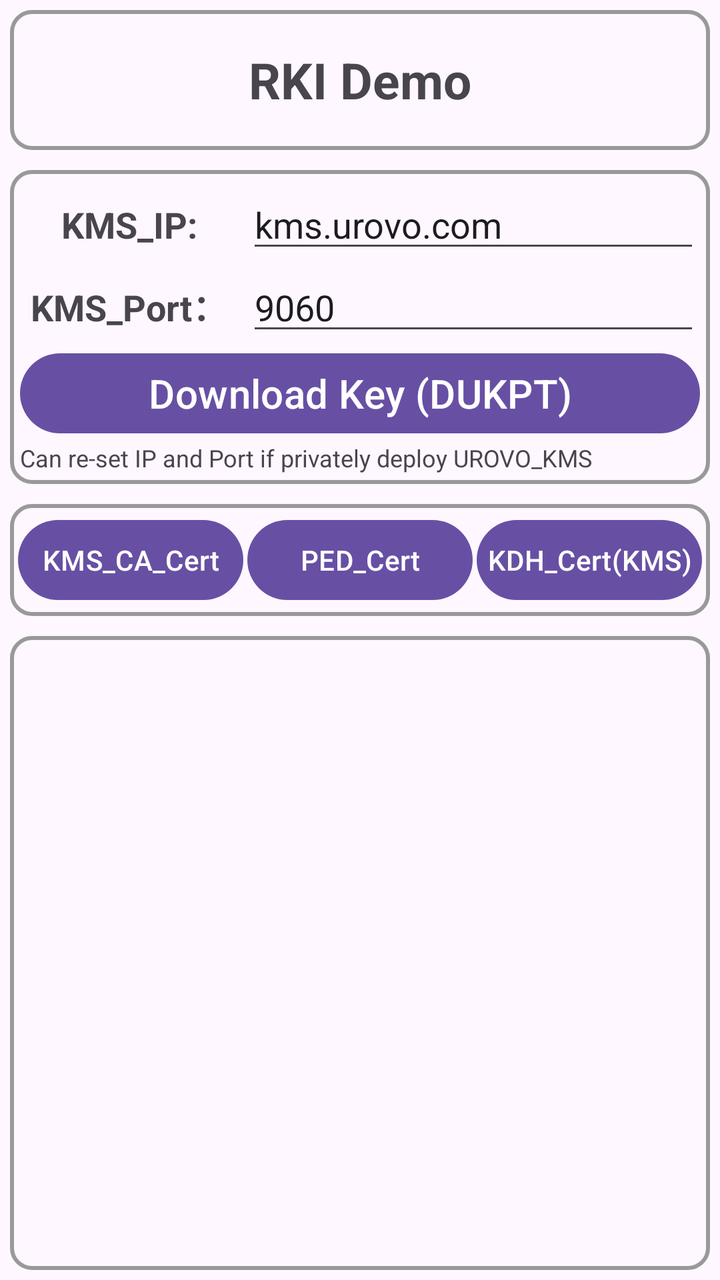
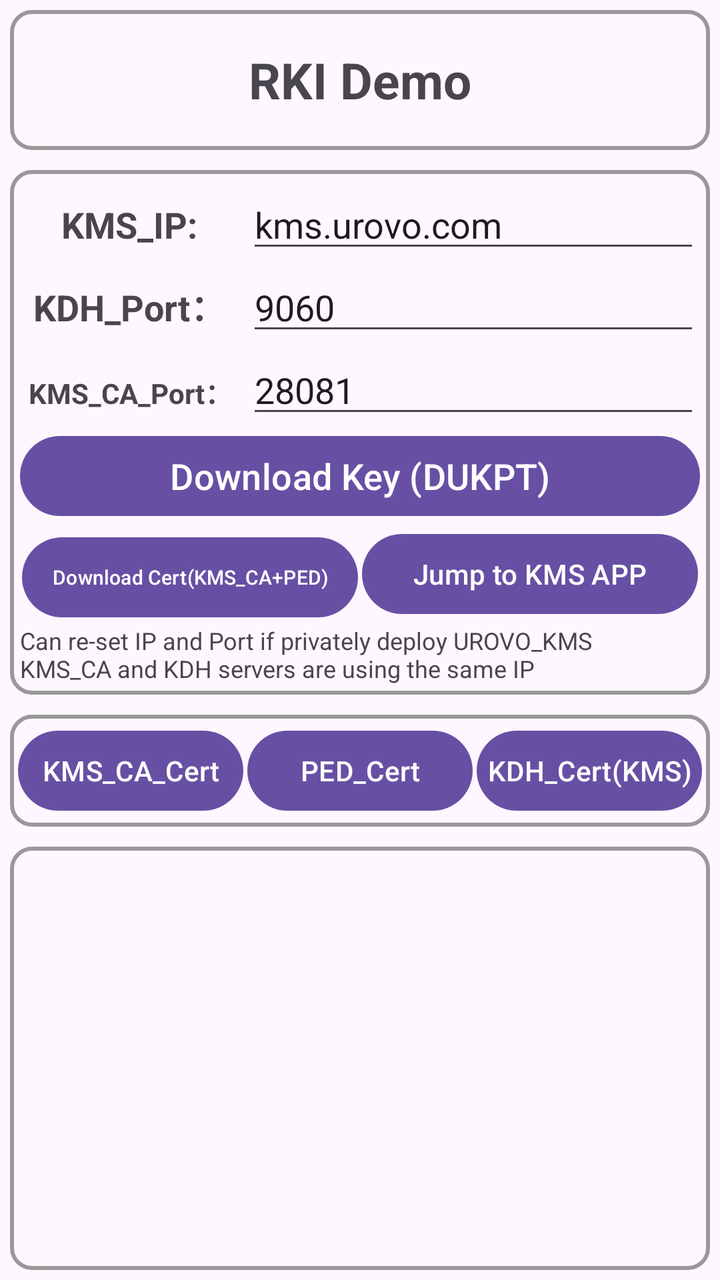

Screens rendered from an Android XML layout before and after an edit, with the pre-edit source and the edit as a unified diff.
<!-- AndroidManifest.xml: application theme Theme.POSGeneralSDKDemo -->
<!-- res/layout/activity_rki.xml -->
<?xml version="1.0" encoding="utf-8"?>
<LinearLayout xmlns:android="http://schemas.android.com/apk/res/android"
    xmlns:app="http://schemas.android.com/apk/res-auto"
    xmlns:tools="http://schemas.android.com/tools"
    android:id="@+id/main"
    android:layout_width="match_parent"
    android:layout_height="match_parent"
    android:orientation="vertical">

    <TextView
        android:id="@+id/tvIntro"
        android:layout_width="match_parent"
        android:layout_height="70dp"
        android:textSize="25dp"
        android:text="RKI Demo"
        android:gravity="center"
        android:textStyle="bold"
        android:layout_margin="5dp"
        android:background="@drawable/border"/>

    <LinearLayout
        android:layout_width="match_parent"
        android:layout_height="wrap_content"
        android:background="@drawable/border"
        android:layout_margin="5dp"
        android:padding="5dp"
        android:orientation="vertical">

        <LinearLayout
            android:layout_width="match_parent"
            android:layout_height="wrap_content"
            android:orientation="horizontal">

            <TextView
                android:layout_width="0dp"
                android:layout_height="wrap_content"
                android:layout_weight="1"
                android:text="KMS_IP: "
                android:textSize="18sp"
                android:textStyle="bold"
                android:gravity="center"
                />

            <EditText
                android:id="@+id/etKmsIp"
                android:layout_width="0dp"
                android:layout_height="wrap_content"
                android:layout_weight="2"
                android:text="kms.urovo.com" />


        </LinearLayout>

        <LinearLayout
            android:layout_width="match_parent"
            android:layout_height="wrap_content"
            android:orientation="horizontal">

            <TextView
                android:layout_width="0dp"
                android:layout_height="wrap_content"
                android:layout_weight="1"
                android:text="KMS_Port： "
                android:textSize="18sp"
                android:textStyle="bold"
                android:gravity="center" />

            <EditText
                android:id="@+id/etKmsPort"
                android:layout_width="0dp"
                android:layout_height="wrap_content"
                android:layout_weight="2"
                android:text="9060" />

        </LinearLayout>

        <Button
            android:id="@+id/btnRkiDownloadKey"
            android:layout_width="match_parent"
            android:layout_height="wrap_content"
            android:text="Download Key (DUKPT)"
            android:textSize="20sp"
            android:padding="0dp"/>

        <TextView
            android:layout_width="match_parent"
            android:layout_height="wrap_content"
            android:textSize="12sp"
            android:text="Can re-set IP and Port if privately deploy UROVO_KMS"/>

    </LinearLayout>

    <LinearLayout
        android:layout_width="match_parent"
        android:layout_height="wrap_content"
        android:orientation="horizontal"
        android:layout_margin="5dp"
        android:background="@drawable/border">

        <Button
            android:id="@+id/btnCheckCaCert"
            android:layout_width="0dp"
            android:layout_height="wrap_content"
            android:layout_weight="1"
            android:text="KMS_CA_Cert"
            android:layout_margin="1dp"
            android:padding="0dp"/>

        <Button
            android:id="@+id/btnCheckPedCert"
            android:layout_width="0dp"
            android:layout_height="wrap_content"
            android:layout_weight="1"
            android:text="PED_Cert"
            android:layout_margin="1dp"
            android:padding="0dp"/>

        <Button
            android:id="@+id/btnCheckKdhCert"
            android:layout_width="0dp"
            android:layout_height="wrap_content"
            android:layout_weight="1"
            android:text="KDH_Cert(KMS)"
            android:layout_margin="1dp"
            android:padding="0dp"/>

    </LinearLayout>

    <ScrollView
        android:layout_width="match_parent"
        android:layout_height="0dp"
        android:layout_weight="1"
        android:layout_margin="5dp"
        android:background="@drawable/border"
        android:padding="5dp">

        <TextView
            android:id="@+id/tvResult"
            android:layout_width="match_parent"
            android:layout_height="wrap_content"
            android:textSize="18sp" />

    </ScrollView>

</LinearLayout>
<!-- resources referenced by this layout -->
<resources>
  <!-- drawable border (drawable) -->
  <?xml version="1.0" encoding="utf-8"?>
  <shape xmlns:android="http://schemas.android.com/apk/res/android">
  
      <stroke android:width="2dp" android:color="#999999"/>
      <padding android:bottom="3dp" android:left="3dp" android:right="3dp" android:top="3dp"/>
      <corners android:radius="10dp"/>
  
  </shape>
  <style name="Theme.POSGeneralSDKDemo" parent="Base.Theme.POSGeneralSDKDemo" />
  <style name="Base.Theme.POSGeneralSDKDemo" parent="Theme.Material3.DayNight.NoActionBar">
          
          
      </style>
</resources>

<!-- the commit's change to res/layout/activity_rki.xml (unified diff, before → after) -->
@@ -60,17 +60,39 @@
                 android:layout_width="0dp"
                 android:layout_height="wrap_content"
                 android:layout_weight="1"
-                android:text="KMS_Port： "
+                android:text="KDH_Port： "
                 android:textSize="18sp"
                 android:textStyle="bold"
                 android:gravity="center" />
 
             <EditText
-                android:id="@+id/etKmsPort"
+                android:id="@+id/etKdhPort"
                 android:layout_width="0dp"
                 android:layout_height="wrap_content"
                 android:layout_weight="2"
                 android:text="9060" />
+
+        </LinearLayout>
+
+        <LinearLayout
+            android:layout_width="match_parent"
+            android:layout_height="wrap_content"
+            android:orientation="horizontal">
+
+            <TextView
+                android:layout_width="0dp"
+                android:layout_height="wrap_content"
+                android:layout_weight="1"
+                android:text="KMS_CA_Port： "
+                android:textStyle="bold"
+                android:gravity="center" />
+
+            <EditText
+                android:id="@+id/etKmsCaPort"
+                android:layout_width="0dp"
+                android:layout_height="wrap_content"
+                android:layout_weight="2"
+                android:text="28081" />
 
         </LinearLayout>
 
@@ -79,14 +101,41 @@
             android:layout_width="match_parent"
             android:layout_height="wrap_content"
             android:text="Download Key (DUKPT)"
-            android:textSize="20sp"
+            android:textSize="18sp"
             android:padding="0dp"/>
+
+        <LinearLayout
+            android:layout_width="match_parent"
+            android:layout_height="wrap_content"
+            android:orientation="horizontal"
+            >
+
+            <Button
+                android:id="@+id/btnRkiDownloadCert"
+                android:layout_width="0dp"
+                android:layout_height="wrap_content"
+                android:layout_weight="1"
+                android:text="Download Cert(KMS_CA+PED)"
+                android:textSize="10sp"
+                android:layout_margin="1dp"
+                android:padding="0dp"/>
+
+            <Button
+                android:id="@+id/btnJumpToKmsApp"
+                android:layout_width="0dp"
+                android:layout_height="wrap_content"
+                android:layout_weight="1"
+                android:text="Jump to KMS APP"
+                android:layout_margin="1dp"
+                android:padding="0dp"/>
+
+        </LinearLayout>
 
         <TextView
             android:layout_width="match_parent"
             android:layout_height="wrap_content"
             android:textSize="12sp"
-            android:text="Can re-set IP and Port if privately deploy UROVO_KMS"/>
+            android:text="Can re-set IP and Port if privately deploy UROVO_KMS\nKMS_CA and KDH servers are using the same IP"/>
 
     </LinearLayout>
 
